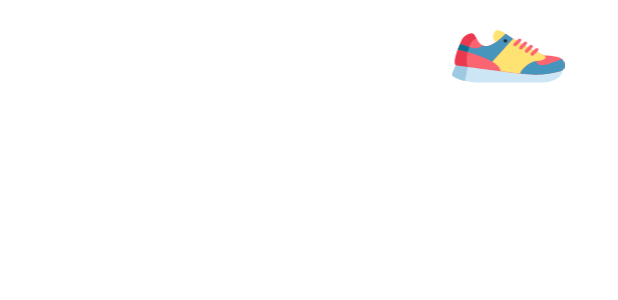
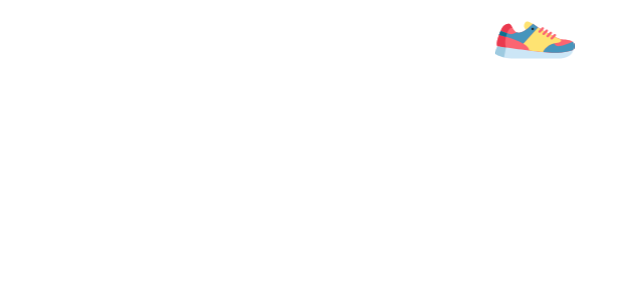
Before and after one commit to AurSoft/ShoeStoreInventoryApp, an Android app: the layout list_row.xml on its own in the app's theme, with its tools: preview values and no code run, on a phone screen of 412 x 824 dp. Shown: the top 300 px of the screen. Run offline under Robolectric (Android 15) with nearby library versions, the phone set to English and light mode, and no system bars.

Commit message:
Refactoring of layouts and addition of comments explaining why I preferred the use of LinearLayout over ConstraintLayout and vice versa

```diff
--- a/app/src/main/res/layout/activity_main.xml
+++ b/app/src/main/res/layout/activity_main.xml
@@ -7,10 +7,16 @@
         android:id="@+id/drawerLayout"
         android:layout_width="match_parent"
         android:layout_height="match_parent">
+        <!--
+            Having to contain just the nav_host_fragment, linear layout was, in my
+            opinion, an obvious choice.
+        -->
+
         <LinearLayout
             android:layout_width="match_parent"
             android:layout_height="match_parent"
             android:orientation="vertical">
+
             <fragment
                 android:id="@+id/nav_host_fragment"
                 android:name="androidx.navigation.fragment.NavHostFragment"
--- a/app/src/main/res/layout/list_row.xml
+++ b/app/src/main/res/layout/list_row.xml
@@ -9,64 +9,76 @@
             type="com.udacity.shoestore.models.Shoe" />
     </data>
 
-    <LinearLayout
+    <!--
+        At first, I started to design the layout using linear layouts,
+        but that resulted in three nested linear layouts to just align
+        4 different views! ConstraintLayout solved the problem simplifying
+        the design and flattening the hierarchy, thus improving performances.
+    -->
+
+    <androidx.constraintlayout.widget.ConstraintLayout
         android:layout_width="match_parent"
-        android:layout_height="wrap_content"
-        android:orientation="horizontal">
-
-        <LinearLayout
-            android:layout_width="265dp"
-            android:layout_height="wrap_content"
-            android:orientation="vertical"
-            android:padding="10dp">
-
-            <LinearLayout
-                android:layout_width="match_parent"
-                android:layout_height="wrap_content"
-                android:orientation="horizontal"
-                android:padding="10dp">
+        android:layout_height="wrap_content">
 
         <TextView
             android:id="@+id/shoeCompany"
             android:layout_width="63dp"
             android:layout_height="wrap_content"
             android:layout_margin="8dp"
+            android:ellipsize="end"
+            android:maxLines="1"
             android:text="@{shoe.company}"
             android:textSize="14sp"
-                    android:ellipsize="end"
-                    android:maxLines="1"/>
+            app:layout_constraintBottom_toBottomOf="parent"
+            app:layout_constraintEnd_toStartOf="@+id/shoeName"
+            app:layout_constraintHorizontal_bias="0.5"
+            app:layout_constraintStart_toStartOf="parent"
+            app:layout_constraintTop_toTopOf="parent" />
 
         <TextView
             android:id="@+id/shoeName"
             android:layout_width="71dp"
             android:layout_height="wrap_content"
             android:layout_margin="8dp"
+            android:ellipsize="end"
+            android:maxLines="1"
             android:text="@{shoe.name}"
             android:textSize="14sp"
-                    android:ellipsize="end"
-                    android:maxLines="1"/>
+            app:layout_constraintBottom_toBottomOf="parent"
+            app:layout_constraintEnd_toStartOf="@+id/shoeSize"
+            app:layout_constraintHorizontal_bias="0.5"
+            app:layout_constraintStart_toEndOf="@+id/shoeCompany"
+            app:layout_constraintTop_toTopOf="parent" />
 
         <TextView
             android:id="@+id/shoeSize"
             android:layout_width="44dp"
             android:layout_height="wrap_content"
             android:layout_margin="8dp"
+            android:ellipsize="end"
+            android:maxLines="1"
             android:text="@{String.valueOf(shoe.size)}"
             android:textAlignment="viewEnd"
             android:textSize="14sp"
-                    android:ellipsize="end"
-                    android:maxLines="1"/>
-
-            </LinearLayout>
-
-        </LinearLayout>
+            app:layout_constraintBottom_toBottomOf="parent"
+            app:layout_constraintEnd_toStartOf="@+id/shoeRowImage"
+            app:layout_constraintHorizontal_bias="0.5"
+            app:layout_constraintStart_toEndOf="@+id/shoeName"
+            app:layout_constraintTop_toTopOf="parent"
+            app:layout_constraintVertical_bias="0.47" />
 
         <ImageView
             android:id="@+id/shoeRowImage"
-            android:layout_width="match_parent"
-            android:layout_height="match_parent"
+            android:layout_width="95dp"
+            android:layout_height="53dp"
+            android:layout_marginEnd="8dp"
             android:contentDescription="@string/showImgDesc"
+            app:layout_constraintBottom_toBottomOf="parent"
+            app:layout_constraintEnd_toEndOf="parent"
+            app:layout_constraintTop_toTopOf="parent"
             app:srcCompat="@drawable/ic_launcher_foreground"
             tools:srcCompat="@drawable/ic_sneakers" />
-    </LinearLayout>
+
+
+    </androidx.constraintlayout.widget.ConstraintLayout>
 </layout>
--- a/app/src/main/res/layout/nav_header.xml
+++ b/app/src/main/res/layout/nav_header.xml
@@ -1,11 +1,15 @@
 <?xml version="1.0" encoding="utf-8"?>
+<!--
+    Having just a TextView, I could've also tried a Linear Layout,
+    it wouldn't have caused an impact on performances. I just found
+    easier to user constraint layout the moment I made this layout.
+-->
 <androidx.constraintlayout.widget.ConstraintLayout
     xmlns:android="http://schemas.android.com/apk/res/android"
     xmlns:app="http://schemas.android.com/apk/res-auto"
     android:layout_width="match_parent"
     android:layout_height="match_parent"
     android:id="@+id/navHeader">
-
     <TextView
         android:id="@+id/shoem_title"
         android:layout_width="wrap_content"
--- a/app/src/main/res/layout/new_shoe_fragment.xml
+++ b/app/src/main/res/layout/new_shoe_fragment.xml
@@ -4,6 +4,12 @@
     xmlns:tools="http://schemas.android.com/tools"
     tools:context=".screens.shoes.details.NewShoeFragment">
 
+    <!--
+        In this case, the obvious choice was to use a ConstraintLayout.
+        It's easier to connect and arrange these many items with the designer
+        and, at the end, we obtain a flattened hierarchy for improved performances.
+        It's a win win!
+    -->
     <androidx.constraintlayout.widget.ConstraintLayout
         android:id="@+id/frameLayout2"
         android:layout_width="match_parent"
--- a/app/src/main/res/layout/shoe_details_fragment.xml
+++ b/app/src/main/res/layout/shoe_details_fragment.xml
@@ -8,6 +8,12 @@
             name="shoeViewModel"
             type="com.udacity.shoestore.screens.shoes.SharedShoeViewModel" />
     </data>
+
+    <!--
+        As in new_shoe_fragment.xml, the obvious choice was to use a ConstraintLayout,
+        for its ease of use to connect and arrange many items and the flattened hierarchy
+        obtained by using it.
+    -->
 
     <androidx.constraintlayout.widget.ConstraintLayout
         android:id="@+id/frameLayout2"
```
Also changed, not shown: app/src/main/res/layout/about_fragment.xml (+21 -27 lines), app/src/main/res/layout/instructions_fragment.xml (+17 -24 lines), app/src/main/res/layout/login_fragment.xml (+8 -7 lines), app/src/main/res/layout/shoe_list_fragment.xml (+8 -0 lines), app/src/main/res/layout/welcome_fragment.xml (+7 -0 lines). Lines whose indentation alone changed are shown as unchanged.
